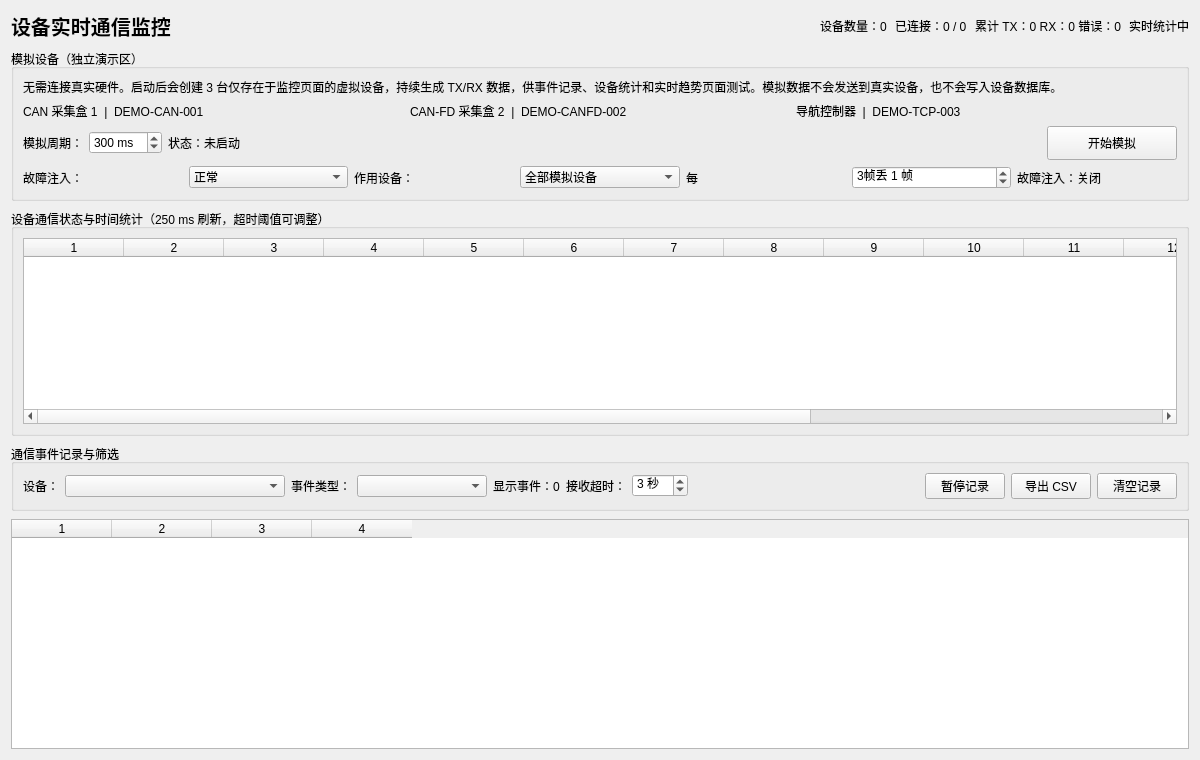
This is src/pages/MonitorPage.ui in niudamei/IndustrialHub as Qt 5 draws it before an edit. The edited form follows.
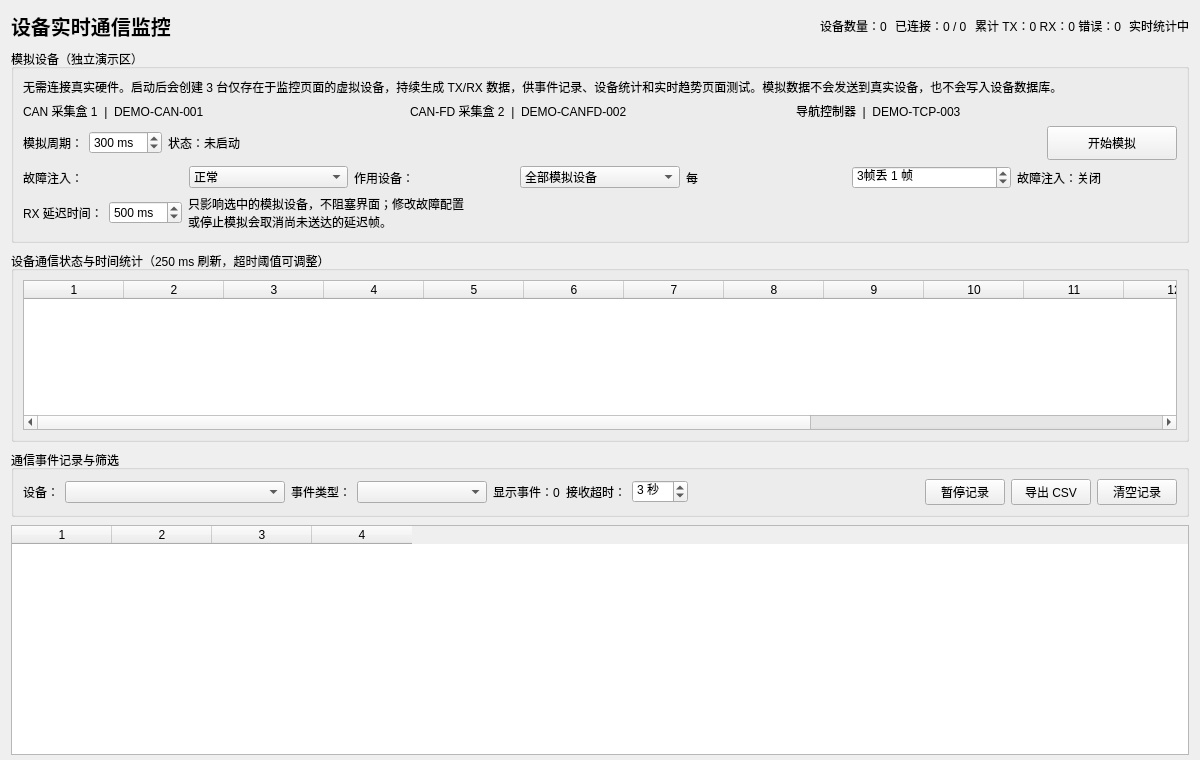
This is the edited form.

Commit message: Add RX latency controls to demo device panel

What changed in the file:
```diff
--- a/src/pages/MonitorPage.ui
+++ b/src/pages/MonitorPage.ui
@@ -96,6 +96,23 @@
 
        </layout>
       </item>
+      <item>
+       <layout class="QHBoxLayout" name="demoDelayLayout">
+        <item><widget class="QLabel" name="demoDelayLabel"><property name="text"><string>RX 延迟时间：</string></property></widget></item>
+        <item>
+         <widget class="QSpinBox" name="demoDelaySpinBox">
+          <property name="minimum"><number>50</number></property>
+          <property name="maximum"><number>5000</number></property>
+          <property name="singleStep"><number>50</number></property>
+          <property name="value"><number>500</number></property>
+          <property name="suffix"><string> ms</string></property>
+          <property name="toolTip"><string>仅延迟目标模拟设备的原始 RX 事件；业务变量仍按模拟周期更新</string></property>
+         </widget>
+        </item>
+        <item><widget class="QLabel" name="demoDelayDescriptionLabel"><property name="text"><string>只影响选中的模拟设备，不阻塞界面；修改故障配置或停止模拟会取消尚未送达的延迟帧。</string></property><property name="wordWrap"><bool>true</bool></property></widget></item>
+        <item><spacer name="demoDelaySpacer"><property name="orientation"><enum>Qt::Horizontal</enum></property><property name="sizeHint" stdset="0"><size><width>30</width><height>20</height></size></property></spacer></item>
+       </layout>
+      </item>
      </layout>
     </widget>
    </item>
```
Left out of the diff: 1 changed line with no effect on the pictures.
